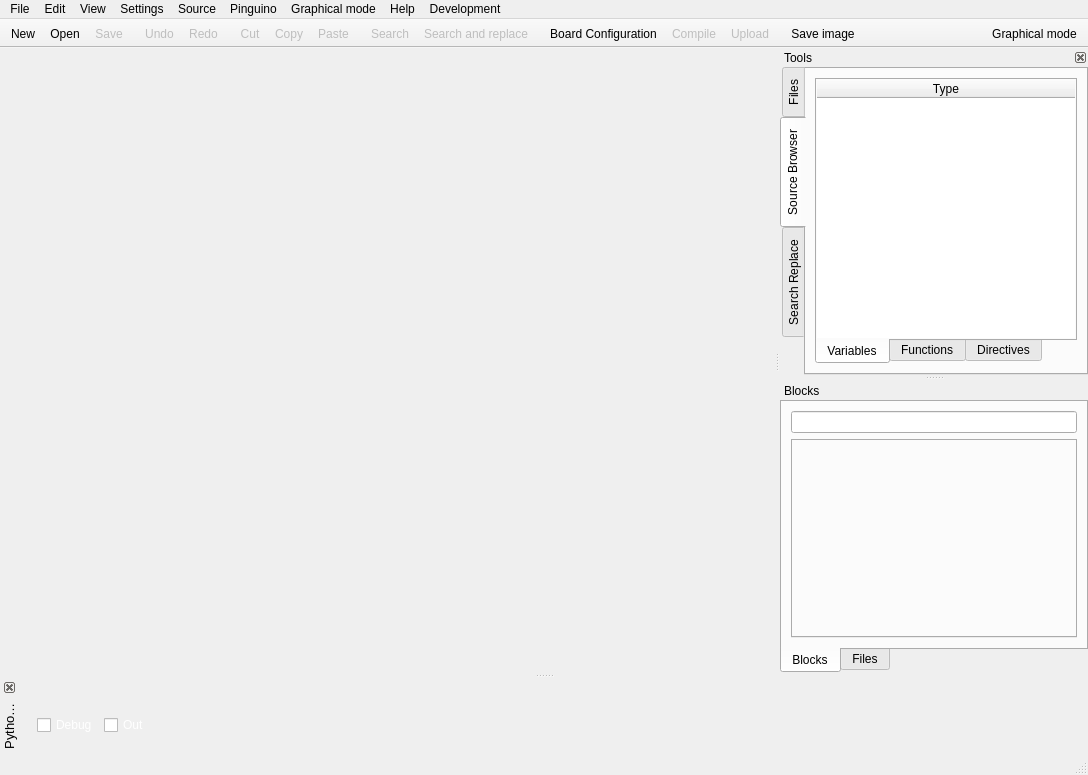
First picture: the form in qtgui/frames/main.ui, repository PinguinoIDE/pinguino-ide, before the edit.
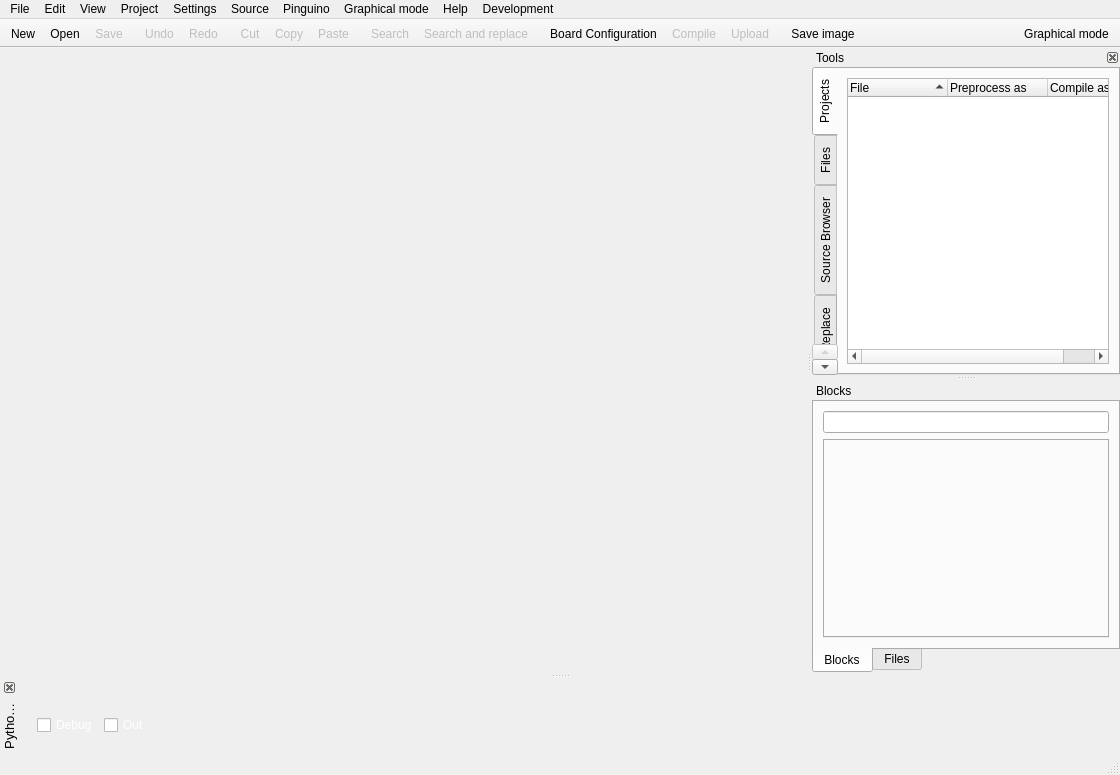
Second picture: the form after the edit. Icons and pictures are not drawn.

The edit to the form file:
```diff
--- a/qtgui/frames/main.ui
+++ b/qtgui/frames/main.ui
@@ -6,7 +6,7 @@
    <rect>
     <x>0</x>
     <y>0</y>
-    <width>1088</width>
+    <width>1120</width>
     <height>775</height>
    </rect>
   </property>
@@ -115,7 +115,7 @@
     <rect>
      <x>0</x>
      <y>0</y>
-     <width>1088</width>
+     <width>1120</width>
      <height>29</height>
     </rect>
    </property>
@@ -273,9 +273,32 @@
     <addaction name="actionEnvironment"/>
     <addaction name="actionVariables"/>
    </widget>
+   <widget class="QMenu" name="menuProject">
+    <property name="title">
+     <string>Project</string>
+    </property>
+    <widget class="QMenu" name="menuRecent">
+     <property name="title">
+      <string>Recent</string>
+     </property>
+     <addaction name="action_list_recent"/>
+    </widget>
+    <addaction name="actionNew_project"/>
+    <addaction name="actionSave_as_project"/>
+    <addaction name="menuRecent"/>
+    <addaction name="actionSave_project"/>
+    <addaction name="actionSave_project_as"/>
+    <addaction name="actionClose_project"/>
+    <addaction name="separator"/>
+    <addaction name="actionAdd_existing_directory"/>
+    <addaction name="actionAdd_current_file"/>
+    <addaction name="actionAdd_existing_file"/>
+    <addaction name="actionAdd_new_file"/>
+   </widget>
    <addaction name="menuFile"/>
    <addaction name="menuEdit"/>
    <addaction name="menuView"/>
+   <addaction name="menuProject"/>
    <addaction name="menuSettings"/>
    <addaction name="menuSource"/>
    <addaction name="menuPinguino"/>
@@ -310,8 +333,55 @@
         <enum>QTabWidget::West</enum>
        </property>
        <property name="currentIndex">
-        <number>1</number>
+        <number>0</number>
        </property>
+       <widget class="QWidget" name="Projects">
+        <attribute name="title">
+         <string>Projects</string>
+        </attribute>
+        <layout class="QGridLayout" name="gridLayout_16">
+         <item row="0" column="0">
+          <widget class="QTreeWidget" name="treeWidget_projects">
+           <property name="midLineWidth">
+            <number>1</number>
+           </property>
+           <property name="rootIsDecorated">
+            <bool>true</bool>
+           </property>
+           <property name="sortingEnabled">
+            <bool>true</bool>
+           </property>
+           <property name="animated">
+            <bool>true</bool>
+           </property>
+           <property name="columnCount">
+            <number>3</number>
+           </property>
+           <attribute name="headerDefaultSectionSize">
+            <number>100</number>
+           </attribute>
+           <attribute name="headerStretchLastSection">
+            <bool>true</bool>
+           </attribute>
+           <column>
+            <property name="text">
+             <string>File</string>
+            </property>
+           </column>
+           <column>
+            <property name="text">
+             <string>Preprocess as</string>
+            </property>
+           </column>
+           <column>
+            <property name="text">
+             <string>Compile as</string>
+            </property>
+           </column>
+          </widget>
+         </item>
+        </layout>
+       </widget>
        <widget class="QWidget" name="Files">
         <attribute name="title">
          <string>Files</string>
```
Left out of the diff: 58 changed lines with no effect on the pictures.
